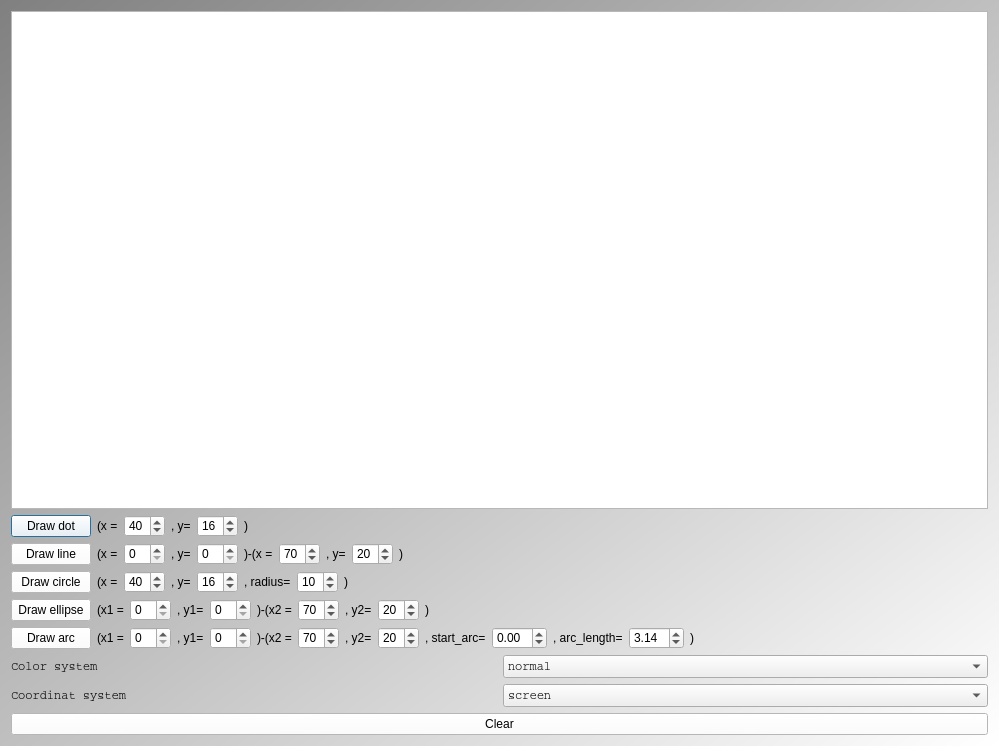
Above: Tools/ToolTestDrawCanvas/qttestdrawcanvasmaindialog.ui from richelbilderbeek/ProjectRichelBilderbeek before the change. Below: the same form after it.
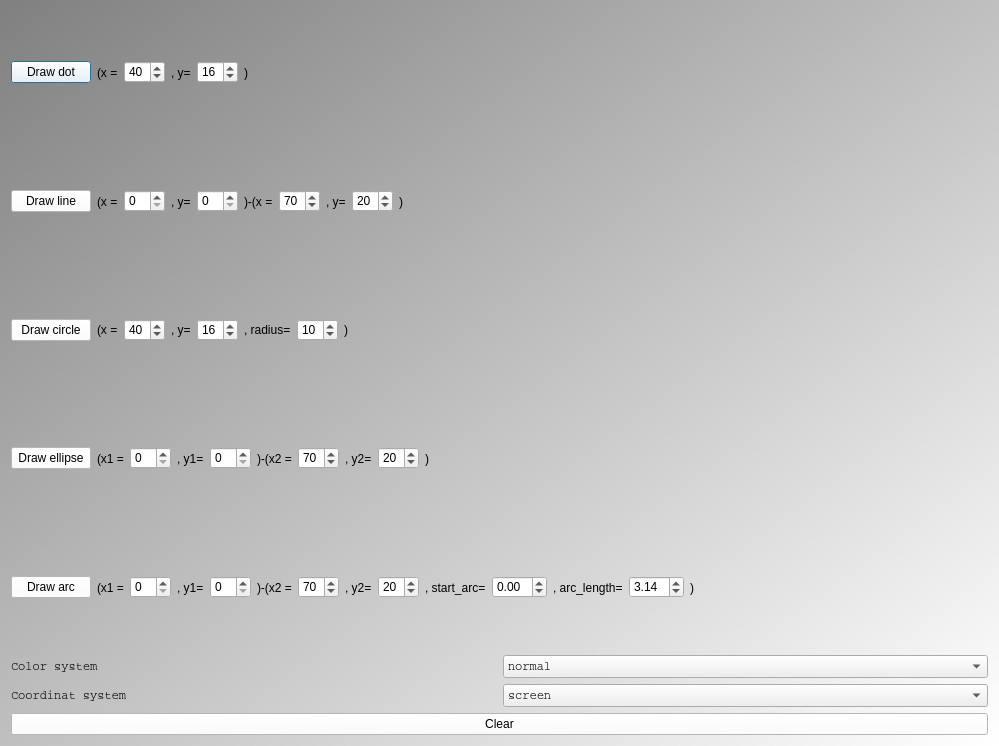
That is the form after the change.

What changed in the file:
```diff
--- a/Tools/ToolTestDrawCanvas/qttestdrawcanvasmaindialog.ui
+++ b/Tools/ToolTestDrawCanvas/qttestdrawcanvasmaindialog.ui
@@ -21,19 +21,6 @@
 QPushButton { color: rgb(0,0,0); }</string>
   </property>
   <layout class="QVBoxLayout" name="verticalLayout">
-   <item>
-    <widget class="QPlainTextEdit" name="text">
-     <property name="font">
-      <font>
-       <family>Courier</family>
-       <pointsize>8</pointsize>
-      </font>
-     </property>
-     <property name="readOnly">
-      <bool>true</bool>
-     </property>
-    </widget>
-   </item>
    <item>
     <layout class="QHBoxLayout" name="layout_dot">
      <item>
```
